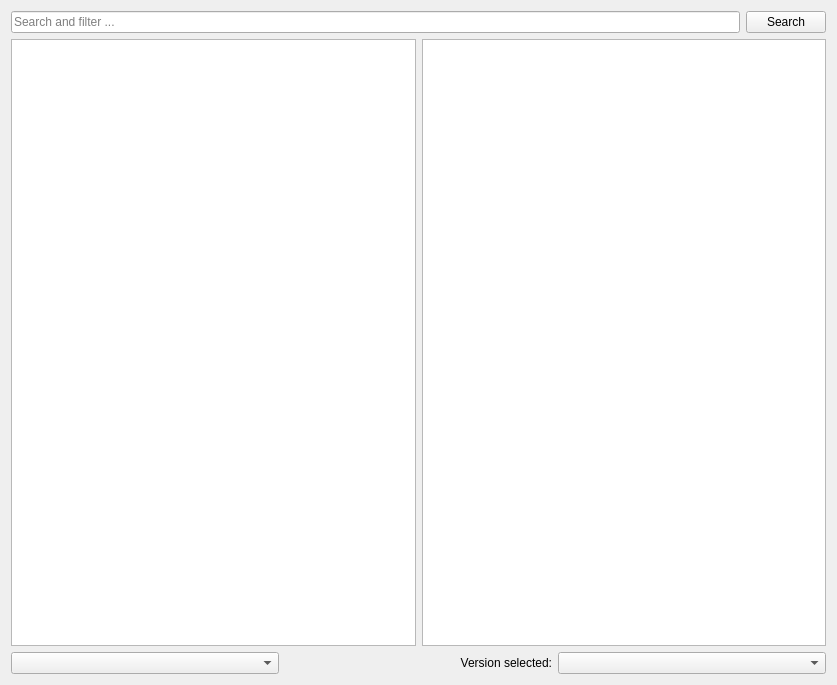
Old version of the form launcher/ui/pages/modplatform/modrinth/ModrinthPage.ui in the repository FreesmTeam/FreesmLauncher.
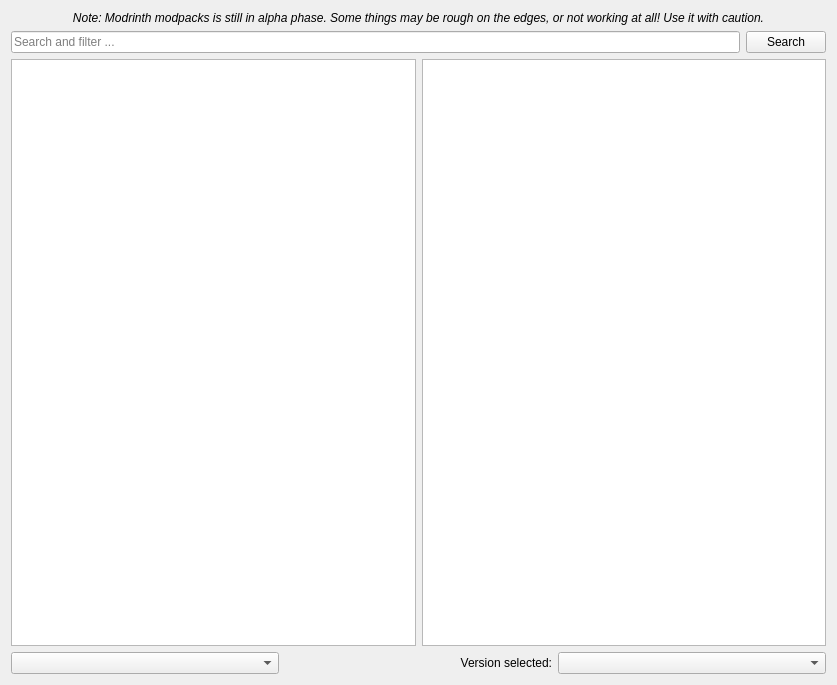
New version of the form.

Commit message: change: add alpha note to modrinth page

```diff
--- a/launcher/ui/pages/modplatform/modrinth/ModrinthPage.ui
+++ b/launcher/ui/pages/modplatform/modrinth/ModrinthPage.ui
@@ -11,6 +11,21 @@
    </rect>
   </property>
   <layout class="QVBoxLayout">
+   <item>
+    <widget class="QLabel" name="label_2">
+     <property name="font">
+      <font>
+       <italic>true</italic>
+      </font>
+     </property>
+     <property name="text">
+      <string>Note: Modrinth modpacks is still in alpha phase. Some things may be rough on the edges, or not working at all! Use it with caution.</string>
+     </property>
+     <property name="alignment">
+      <set>Qt::AlignCenter</set>
+     </property>
+    </widget>
+   </item>
    <item>
     <layout class="QHBoxLayout">
      <item>
```
